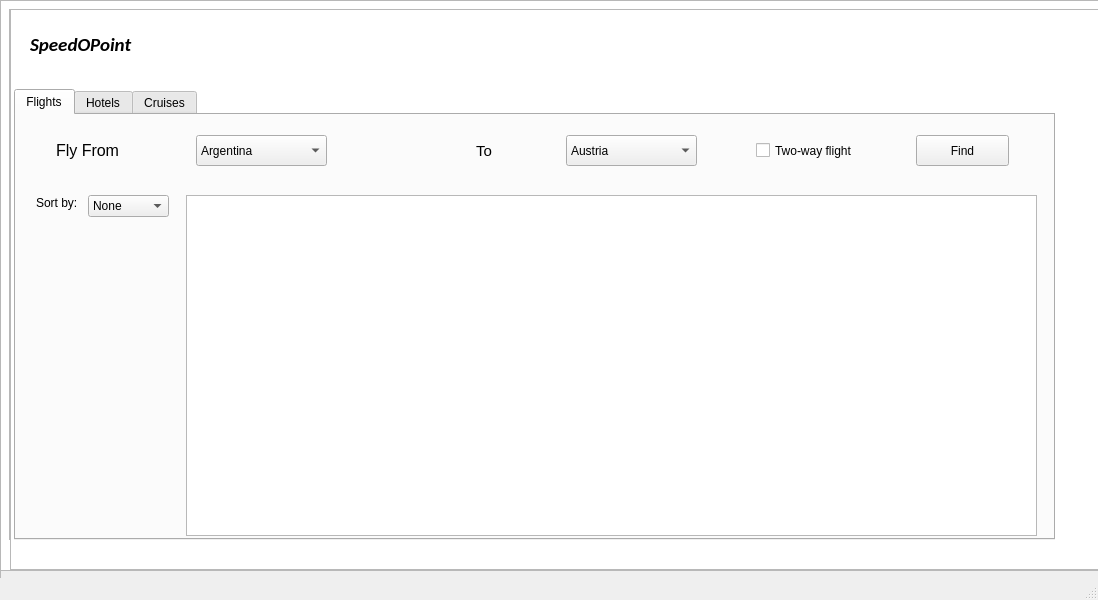
The window that SpeedoPoint/mainwindow.ui (AliEissa2077/speedopoint) describes before a commit, drawn with Qt 5.
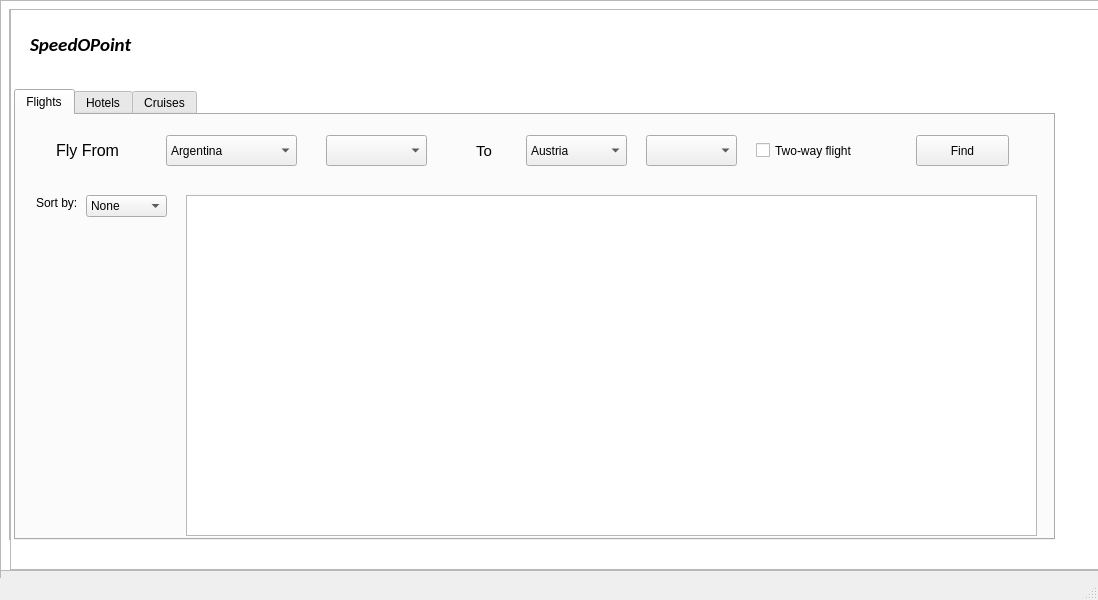
The same window after the commit.

Diff of the .ui file:
```diff
--- a/SpeedoPoint/mainwindow.ui
+++ b/SpeedoPoint/mainwindow.ui
@@ -315,7 +315,7 @@
       <widget class="QComboBox" name="FlighFrom">
        <property name="geometry">
         <rect>
-         <x>180</x>
+         <x>150</x>
          <y>20</y>
          <width>131</width>
          <height>31</height>
@@ -425,9 +425,9 @@
       <widget class="QComboBox" name="FlightTo">
        <property name="geometry">
         <rect>
-         <x>550</x>
+         <x>510</x>
          <y>20</y>
-         <width>131</width>
+         <width>101</width>
          <height>31</height>
         </rect>
        </property>
@@ -602,7 +602,7 @@
       <widget class="QComboBox" name="SortBy">
        <property name="geometry">
         <rect>
-         <x>72</x>
+         <x>70</x>
          <y>80</y>
          <width>81</width>
          <height>22</height>
@@ -629,6 +629,26 @@
         </property>
        </item>
       </widget>
+      <widget class="QComboBox" name="FromCitySelect">
+       <property name="geometry">
+        <rect>
+         <x>310</x>
+         <y>20</y>
+         <width>101</width>
+         <height>31</height>
+        </rect>
+       </property>
+      </widget>
+      <widget class="QComboBox" name="ToCitySelect">
+       <property name="geometry">
+        <rect>
+         <x>630</x>
+         <y>20</y>
+         <width>91</width>
+         <height>31</height>
+        </rect>
+       </property>
+      </widget>
      </widget>
      <widget class="QWidget" name="Hotels">
       <attribute name="title">
```
Left out of the diff: 2 changed lines with no effect on the pictures.
